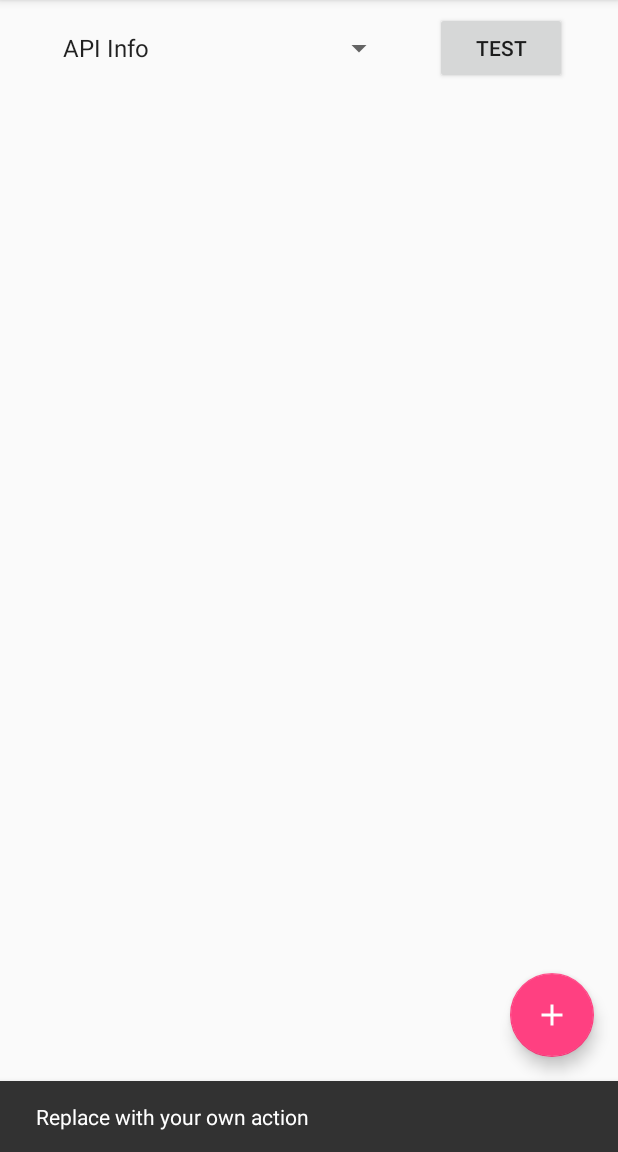
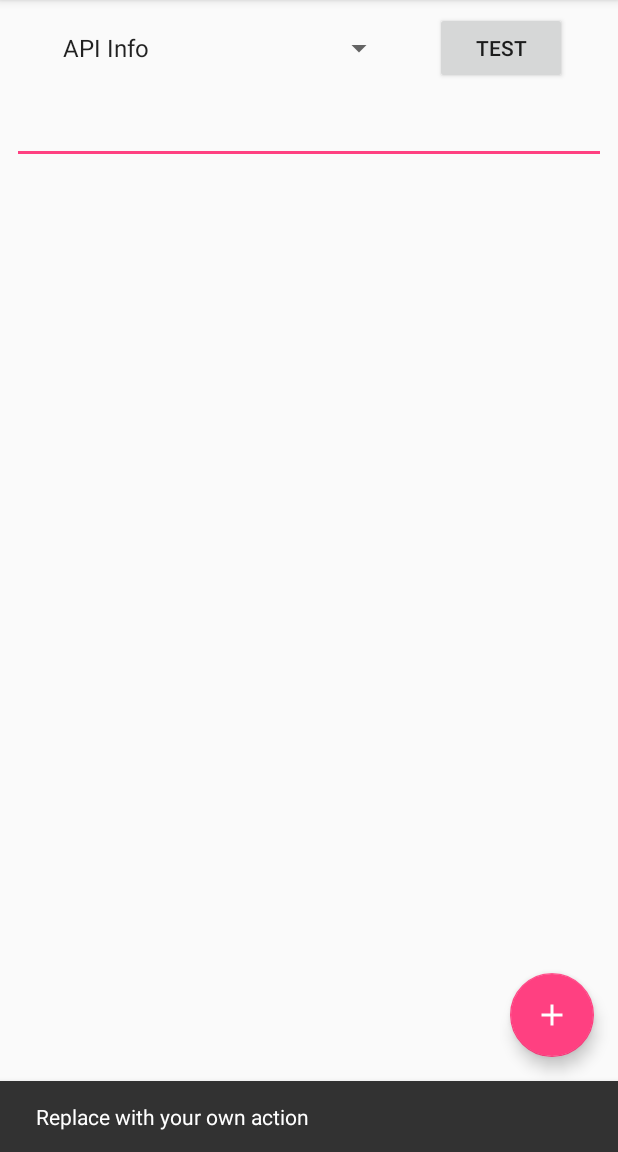
Before and after one commit to MarcDufresne/DSManager, an Android app: the screen it shows after launch (TaskList), after a tap on an icon or button, on a phone screen of 412 x 824 dp, the part 84-1236 px from its top. Run offline under Robolectric (Android 15) with nearby library versions, the phone set to English and light mode, and no system bars; our stand-ins replace ButterKnife; 2 statements that could not run were skipped.

Commit message:
Added DS Task Delete API

```diff
--- a/app/src/main/java/net/imatruck/dsmanager/TaskList.java
+++ b/app/src/main/java/net/imatruck/dsmanager/TaskList.java
@@ -12,6 +12,7 @@ import android.view.Menu;
 import android.view.MenuItem;
 import android.view.View;
 import android.widget.Button;
+import android.widget.EditText;
 import android.widget.Spinner;
 import android.widget.TextView;
 
@@ -25,6 +26,7 @@ import net.imatruck.dsmanager.tasks.DSGetConfigTask;
 import net.imatruck.dsmanager.tasks.DSGetInfoTask;
 import net.imatruck.dsmanager.tasks.DSSetConfigTask;
 import net.imatruck.dsmanager.tasks.DSTaskCreateTask;
+import net.imatruck.dsmanager.tasks.DSTaskDeleteTask;
 import net.imatruck.dsmanager.tasks.DSTaskInfoTask;
 import net.imatruck.dsmanager.tasks.DSTaskListTask;
 
@@ -33,13 +35,15 @@ import butterknife.ButterKnife;
 
 public class TaskList extends AppCompatActivity {
     @BindView(R.id.debug_api_button)
-    Button debug_button;
+    Button debugButton;
     @BindView(R.id.debug_api_spinner)
-    Spinner debug_spinner;
+    Spinner debugSpinner;
+    @BindView(R.id.debug_edittext)
+    EditText debugEditText;
     @BindView(R.id.debug_api_text)
-    TextView debug_text;
+    TextView debugText;
     @BindView(R.id.debug_api_sid)
-    TextView debug_text_sid;
+    TextView debugTextSid;
     @BindView(R.id.toolbar)
     Toolbar toolbar;
     @BindView(R.id.fab)
@@ -65,7 +69,7 @@ public class TaskList extends AppCompatActivity {
 
         SharedPreferences prefs = PreferenceManager.getDefaultSharedPreferences(this);
         String sid = prefs.getString(getString(R.string.pref_key_sid), "");
-        debug_text_sid.setText(sid);
+        debugTextSid.setText(sid);
 
         SynologyAPIHelper helper = new SynologyAPIHelper();
         synologyApi = helper.getSynologyApi(this);
@@ -78,15 +82,17 @@ public class TaskList extends AppCompatActivity {
             }
         });
 
-        debug_button.setOnClickListener(new View.OnClickListener() {
+        debugButton.setOnClickListener(new View.OnClickListener() {
             @Override
             public void onClick(View view) {
                 SharedPreferences prefs = PreferenceManager.getDefaultSharedPreferences(
                         getApplicationContext());
                 String sid = prefs.getString(getString(R.string.pref_key_sid), "");
-                String sid_header = prefs.getString(getString(R.string.pref_key_sid_header), "");
+                String sidHeader = prefs.getString(getString(R.string.pref_key_sid_header), "");
 
-                switch (debug_spinner.getSelectedItemPosition()) {
+                String editTextValue = debugEditText.getText().toString();
+
+                switch (debugSpinner.getSelectedItemPosition()) {
                     case 0: // API Info
                         new ApiInfoTask(TaskList.this).execute(synologyApi.apiGetInfo());
                         break;
@@ -99,31 +105,31 @@ public class TaskList extends AppCompatActivity {
                         new AuthLogoutTask(TaskList.this).execute(synologyApi.authLogout(sid));
                         break;
                     case 3: //  DS Get Info
-                        new DSGetInfoTask(TaskList.this).execute(synologyApi.dsGetInfo(sid_header));
+                        new DSGetInfoTask(TaskList.this).execute(synologyApi.dsGetInfo(sidHeader));
                         break;
                     case 4: //  DS Get Config
-                        new DSGetConfigTask(TaskList.this).execute(synologyApi.dsGetConfig(sid_header));
+                        new DSGetConfigTask(TaskList.this).execute(synologyApi.dsGetConfig(sidHeader));
                         break;
                     case 5: //  DS Set Config
                         new DSSetConfigTask(TaskList.this).execute(synologyApi.dsSetConfig(
-                                sid_header, 0, 0, null, null, null, null, null, null, null));
+                                sidHeader, 0, 0, null, null, null, null, null, null, null));
                         break;
                     case 6: //  DS Task List
-                        new DSTaskListTask(TaskList.this).execute(synologyApi.dsTaskList(sid_header));
+                        new DSTaskListTask(TaskList.this).execute(synologyApi.dsTaskList(sidHeader));
                         break;
                     case 7: //  DS Task Get Info
-                        new DSTaskInfoTask(TaskList.this).execute(synologyApi.dsTaskInfo(sid_header, "dbid_12"));
+                        new DSTaskInfoTask(TaskList.this).execute(synologyApi.dsTaskInfo(sidHeader, editTextValue));
                         break;
                     case 8: //  DS Task Create URI
                         new DSTaskCreateTask(TaskList.this).execute(synologyApi.dsTaskCreate(
-                                RequestDSTaskCreate.getCreateWithURIMap(
-                                        sid,
-                                        "https://github.com/python-babel/babel/archive/v2.4.0.tar.gz"))
-                        );
+                                RequestDSTaskCreate.getCreateWithURIMap(sid, editTextValue)));
                         break;
                     case 9: // DS Task Create File
                         break;
                     case 10: // DS Task Delete
+                        new DSTaskDeleteTask(TaskList.this).execute(synologyApi.dsTaskDelete(
+                                sidHeader, editTextValue));
+                        break;
                     case 11: // DS Task Pause
                     case 12: // DS Task Resume
                     case 13: // DS Task Edit
--- a/app/src/main/java/net/imatruck/dsmanager/network/SynologyAPI.java
+++ b/app/src/main/java/net/imatruck/dsmanager/network/SynologyAPI.java
@@ -7,6 +7,7 @@ import net.imatruck.dsmanager.models.DSGetConfigBase;
 import net.imatruck.dsmanager.models.DSGetInfoBase;
 import net.imatruck.dsmanager.models.DSSetConfigBase;
 import net.imatruck.dsmanager.models.DSTaskCreateBase;
+import net.imatruck.dsmanager.models.DSTaskDeleteBase;
 import net.imatruck.dsmanager.models.DSTaskInfoBase;
 import net.imatruck.dsmanager.models.DSTaskListBase;
 import net.imatruck.dsmanager.models.RequestDSTaskCreate;
@@ -96,4 +97,11 @@ public interface SynologyAPI {
     @POST("DownloadStation/task.cgi")
     Call<DSTaskCreateBase> dsTaskCreate(@FieldMap Map<String, String> fields);
 
+    @GET("DownloadStation/task.cgi?" +
+            "api=SYNO.DownloadStation.Task&" +
+            "version=2&" +
+            "method=delete")
+    Call<DSTaskDeleteBase> dsTaskDelete(@Header("Cookie") String sid,
+        @Query("id") String id);
+
 }
--- a/app/src/main/res/layout/content_task_list.xml
+++ b/app/src/main/res/layout/content_task_list.xml
@@ -54,11 +54,25 @@
         android:id="@+id/debug_api_sid"
         android:layout_width="0dp"
         android:layout_height="wrap_content"
-        android:layout_marginTop="8dp"
-        app:layout_constraintTop_toBottomOf="@+id/debug_api_spinner"
         android:layout_marginRight="8dp"
         app:layout_constraintRight_toRightOf="parent"
         android:layout_marginLeft="8dp"
-        app:layout_constraintLeft_toLeftOf="parent" />
+        app:layout_constraintLeft_toLeftOf="parent"
+        app:layout_constraintHorizontal_bias="0.0"
+        android:layout_marginTop="8dp"
+        app:layout_constraintTop_toBottomOf="@+id/debug_edittext" />
+
+    <EditText
+        android:id="@+id/debug_edittext"
+        android:layout_width="0dp"
+        android:layout_height="wrap_content"
+        android:layout_marginLeft="8dp"
+        android:layout_marginRight="8dp"
+        android:layout_marginTop="8dp"
+        android:ems="10"
+        android:inputType="textNoSuggestions"
+        app:layout_constraintLeft_toLeftOf="parent"
+        app:layout_constraintRight_toRightOf="parent"
+        app:layout_constraintTop_toBottomOf="@+id/debug_api_spinner" />
 
 </android.support.constraint.ConstraintLayout>
```
Also changed, not shown: app/src/main/java/net/imatruck/dsmanager/models/DSTaskDeleteBase.java (added, +16 -0 lines), app/src/main/java/net/imatruck/dsmanager/models/DSTaskDeleteData.java (added, +18 -0 lines), app/src/main/java/net/imatruck/dsmanager/tasks/DSTaskDeleteTask.java (added, +68 -0 lines).
